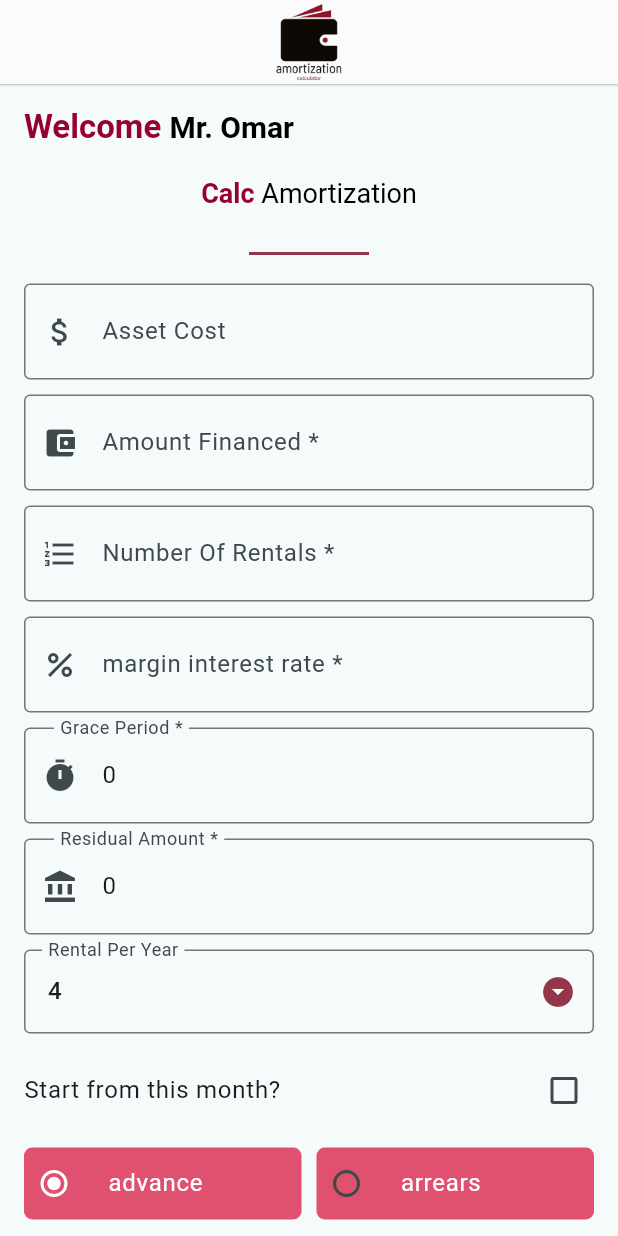
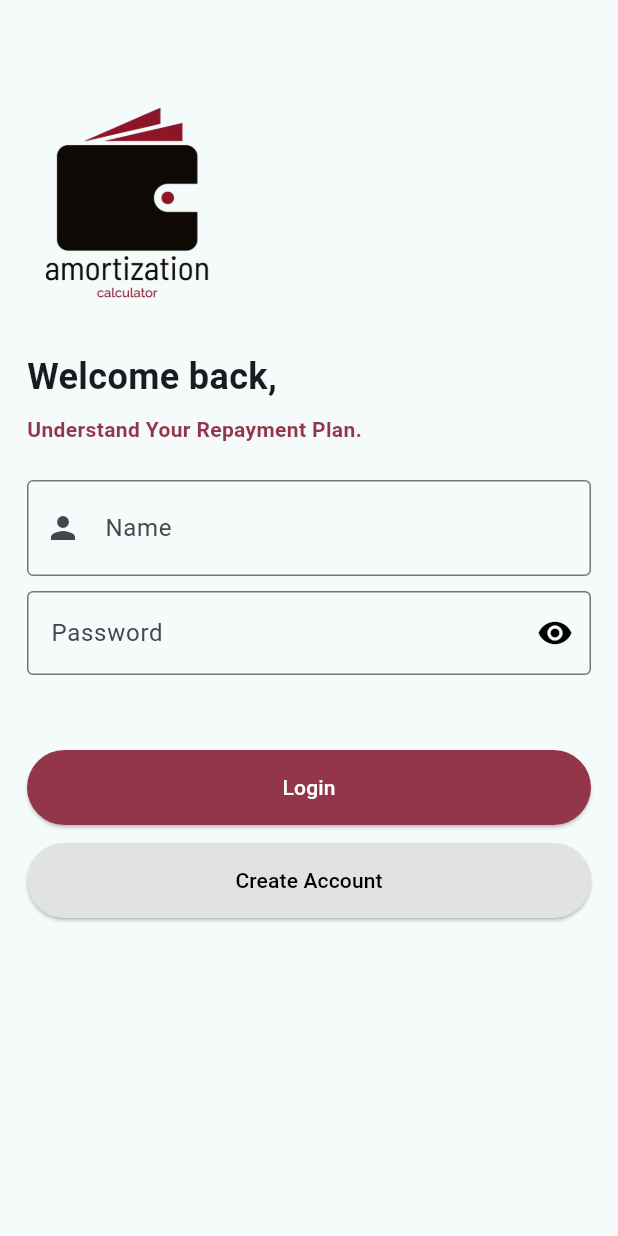
Before and after one commit to Amortization-Calculator/amortization-calculator-app, a Flutter app: the screen it shows after launch, on a phone screen of 412 x 824 dp. Run offline on Flutter 3.47's test engine with Material 3 defaults, Android fonts, the phone set to English and light mode, and no system bars; our stand-ins replace connectivity_plus, get, share_plus; missing offline and left inert: open_file_plus.

Commit message:
finishing UI version 1

```diff
--- a/lib/main.dart
+++ b/lib/main.dart
@@ -1,4 +1,5 @@
 import 'package:amortization_calculator_app/controller/DependencyInjection.dart';
+import 'package:amortization_calculator_app/screens/auth/login_screen.dart';
 import 'package:amortization_calculator_app/screens/result_screen.dart';
 import 'package:flutter/material.dart';
 import 'package:get/get.dart';
@@ -59,7 +60,8 @@ class _MyAppState extends State<MyApp> {
       },
       initialRoute: '/',
       getPages: [
-        GetPage(name: '/', page: () => const HomeScreen()),
+        GetPage(name: '/', page:()=> const LoginScreen()),
+        GetPage(name: '/HomeScreen', page: () => const HomeScreen()),
         GetPage(name: '/NoInternetScreen', page: () => const NoInternetScreen()),
         GetPage(name: '/ResultScreen', page: () => const ResultScreen()),
       ],
--- /dev/null
+++ b/lib/screens/auth/login_screen.dart
@@ -0,0 +1,162 @@
+import 'package:amortization_calculator_app/screens/auth/register_screen.dart';
+import 'package:amortization_calculator_app/screens/home_screen.dart';
+import 'package:amortization_calculator_app/widgets/text_form_widget.dart';
+import 'package:flutter/material.dart';
+import 'package:get/get.dart';
+
+class LoginScreen extends StatefulWidget {
+  const LoginScreen({super.key});
+
+  @override
+  _LoginScreenState createState() => _LoginScreenState();
+}
+
+class _LoginScreenState extends State<LoginScreen> {
+  final TextEditingController nameController = TextEditingController();
+  final FocusNode nameFocusNode = FocusNode();
+  final FocusNode _passwordFocusNode = FocusNode();
+  final TextEditingController _passwordTextController = TextEditingController();
+  bool _obscurePassText = true;
+
+  final _formKey = GlobalKey<FormState>();
+
+  @override
+  void dispose() {
+    nameController.dispose();
+    nameFocusNode.dispose();
+    _passwordFocusNode.dispose();
+    _passwordTextController.dispose();
+    super.dispose();
+  }
+
+  void _login() {
+    if (_formKey.currentState!.validate()) {
+      // If the form is valid, proceed with login
+      Get.off(() => HomeScreen()); // Use Get.off to remove the login screen from the navigation stack
+    }
+  }
+
+  @override
+  Widget build(BuildContext context) {
+    return Scaffold(
+      body: SingleChildScrollView(
+        child: Padding(
+          padding: const EdgeInsets.symmetric(horizontal: 18.0, vertical: 60.0),
+          child: Container(
+            width: double.infinity,
+            child: Column(
+              crossAxisAlignment: CrossAxisAlignment.start,
+              children: [
+                Image.asset(
+                  'lib/assets/logo-transparent-png.png',
+                  height: 150.0,
+                ),
+                SizedBox(height: 24.0),
+                Text(
+                  'Welcome back,',
+                  style: TextStyle(
+                    fontSize: 24,
+                    fontWeight: FontWeight.bold,
+                  ),
+                ),
+                SizedBox(height: 8.0),
+                Text(
+                  'Understand Your Repayment Plan.',
+                  style: TextStyle(
+                    fontSize: 14,
+                    fontWeight: FontWeight.bold,
+                    color: Color(0xFF94364a),
+                  ),
+                ),
+                SizedBox(height: 24.0),
+                Form(
+                  key: _formKey,
+                  child: Column(
+                    crossAxisAlignment: CrossAxisAlignment.start,
+                    children: [
+                      TextFormWidget(
+                        labelText: 'Name',
+                        hintText: 'Enter your name',
+                        controller: nameController,
+                        focusNode: nameFocusNode,
+                        nextFocusNode: _passwordFocusNode,
+                        icon: Icons.person,
+                        isNumeric: false,
+                        validator: (value) {
+                          if (value == null || value.isEmpty) {
+                            return 'Please enter your name';
+                          }
+                          return null;
+                        },
+                        isDouble: false,
+                      ),
+                      // SizedBox(height: 24.0),
+                      TextFormField(
+                        focusNode: _passwordFocusNode,
+                        obscureText: _obscurePassText,
+                        textInputAction: TextInputAction.done,
+                        keyboardType: TextInputType.visiblePassword,
+                        controller: _passwordTextController,
+                        validator: (value) {
+                          if (value == null || value.length < 7) {
+                            return 'Please enter a valid password';
+                          }
+                          return null;
+                        },
+                        decoration: InputDecoration(
+                          hintText: "Enter Your Password",
+                          suffixIcon: GestureDetector(
+                            onTap: () {
+                              setState(() {
+                                _obscurePassText = !_obscurePassText;
+                              });
+                            },
+                            child: Icon(
+                              _obscurePassText
+                                  ? Icons.visibility
+                                  : Icons.visibility_off,
+                              color: Colors.black,
+                            ),
+                          ),
+                          border: OutlineInputBorder(),
+                          labelText: "Password",
+                        ),
+                        style: const TextStyle(
+                          color: Colors.black,
+                        ),
+                      ),
+                    ],
+                  ),
+                ),
+                SizedBox(height: 50.0),
+                Column(
+                  children: [
+                    ElevatedButton(
+                      onPressed: _login, // Call _login function
+                      child: Text('Login', style: TextStyle(color: Colors.white)),
+                      style: ElevatedButton.styleFrom(
+                        backgroundColor: Color(0xFF94364a), // Button color
+                        minimumSize: Size(double.infinity, 50), // Make button full-width
+                      ),
+                    ),
+                    SizedBox(height: 12.0), // Add space between buttons
+                    ElevatedButton(
+                      onPressed: () {
+                        Get.to(()=>RegisterScreen());
+                      },
+                      child: Text('Create Account', style: TextStyle(color: Colors.black)),
+                      style: ElevatedButton.styleFrom(
+                        backgroundColor: Color(0xFFe1e2e2), // Button color
+                        minimumSize: Size(double.infinity, 50), // Make button full-width
+                      ),
+                    ),
+                  ],
+                ),
+              ],
+            ),
+          ),
+        ),
+      ),
+    );
+  }
+}
--- a/lib/widgets/text_form_widget.dart
+++ b/lib/widgets/text_form_widget.dart
@@ -10,6 +10,7 @@ class TextFormWidget extends StatelessWidget {
   final IconData icon;
   final String? Function(String?) validator;
   final bool isDouble;
+  final bool isNumeric; // Add this line
 
   const TextFormWidget({
     super.key,
@@ -21,6 +22,7 @@ class TextFormWidget extends StatelessWidget {
     required this.icon,
     required this.validator,
     required this.isDouble,
+    required this.isNumeric, // Add this line
   });
 
   @override
@@ -30,10 +32,12 @@ class TextFormWidget extends StatelessWidget {
       child: TextFormField(
         controller: controller,
         focusNode: focusNode,
-        keyboardType: TextInputType.number,
-        inputFormatters: isDouble
+        keyboardType: isNumeric ? TextInputType.number : TextInputType.text, // Modify this line
+        inputFormatters: isNumeric
+            ? (isDouble
             ? [FilteringTextInputFormatter.allow(RegExp(r'^\d+\.?\d{0,3}'))]
-            : [FilteringTextInputFormatter.digitsOnly],
+            : [FilteringTextInputFormatter.digitsOnly])
+            : [],
         autovalidateMode: AutovalidateMode.onUserInteraction,
         decoration: InputDecoration(
           prefixIcon: Icon(icon),
```
Also changed, not shown: lib/screens/auth/register_screen.dart (added, +296 -0 lines), lib/screens/home_screen.dart (+7 -1 lines).
